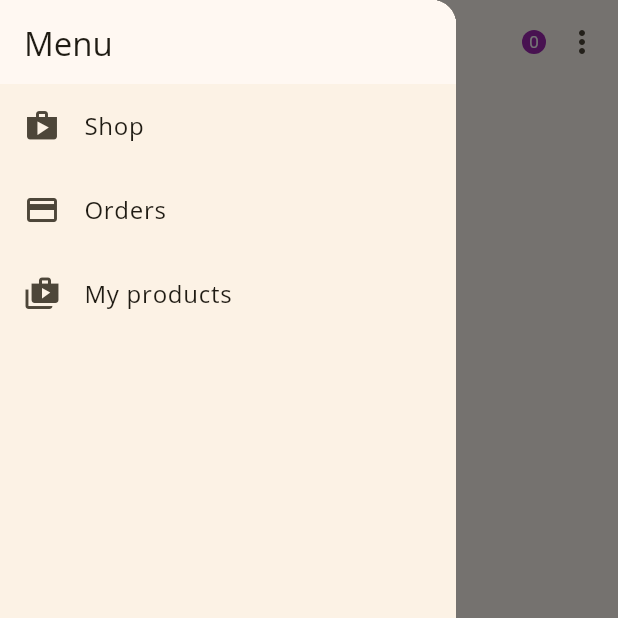
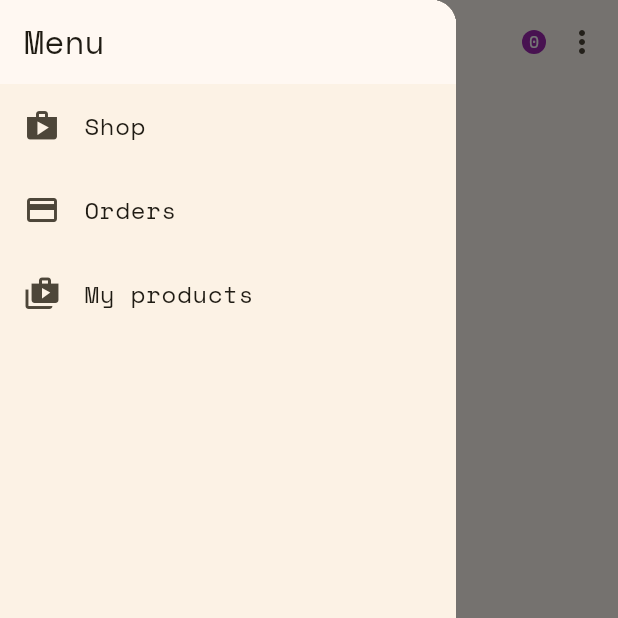
Before and after one commit to boushib/flutter-shop, a Flutter app: the screen it shows after launch, with the side drawer open, on a phone screen of 412 x 824 dp, the top half of it. Run offline on Flutter 3.47's test engine with Material 3 defaults, Android fonts, the phone set to English and light mode, and no system bars; our stand-ins replace flutter_dotenv; missing offline and left inert: mongo_dart.

Commit message:
Update App Font

```diff
--- a/lib/main.dart
+++ b/lib/main.dart
@@ -48,9 +48,8 @@ class App extends StatelessWidget {
 ThemeData getTheme() {
   return ThemeData(
     primarySwatch: Colors.red,
-    //accentColor: Colors.amber,,
     visualDensity: VisualDensity.adaptivePlatformDensity,
     colorScheme: ColorScheme.fromSeed(seedColor: Colors.amber),
-    fontFamily: 'Open Sans',
+    fontFamily: 'Space Mono',
   );
 }
```
Also changed, not shown: lib/widgets/product_card.dart (+7 -1 lines), pubspec.yaml (+10 -7 lines), assets/fonts/OpenSans-Bold.ttf (deleted), assets/fonts/OpenSans-Regular.ttf (deleted), assets/fonts/OpenSans-SemiBold.ttf (deleted), assets/fonts/SpaceMono-Bold.ttf (added), assets/fonts/SpaceMono-BoldItalic.ttf (added), assets/fonts/SpaceMono-Italic.ttf (added), assets/fonts/SpaceMono-Regular.ttf (added).
